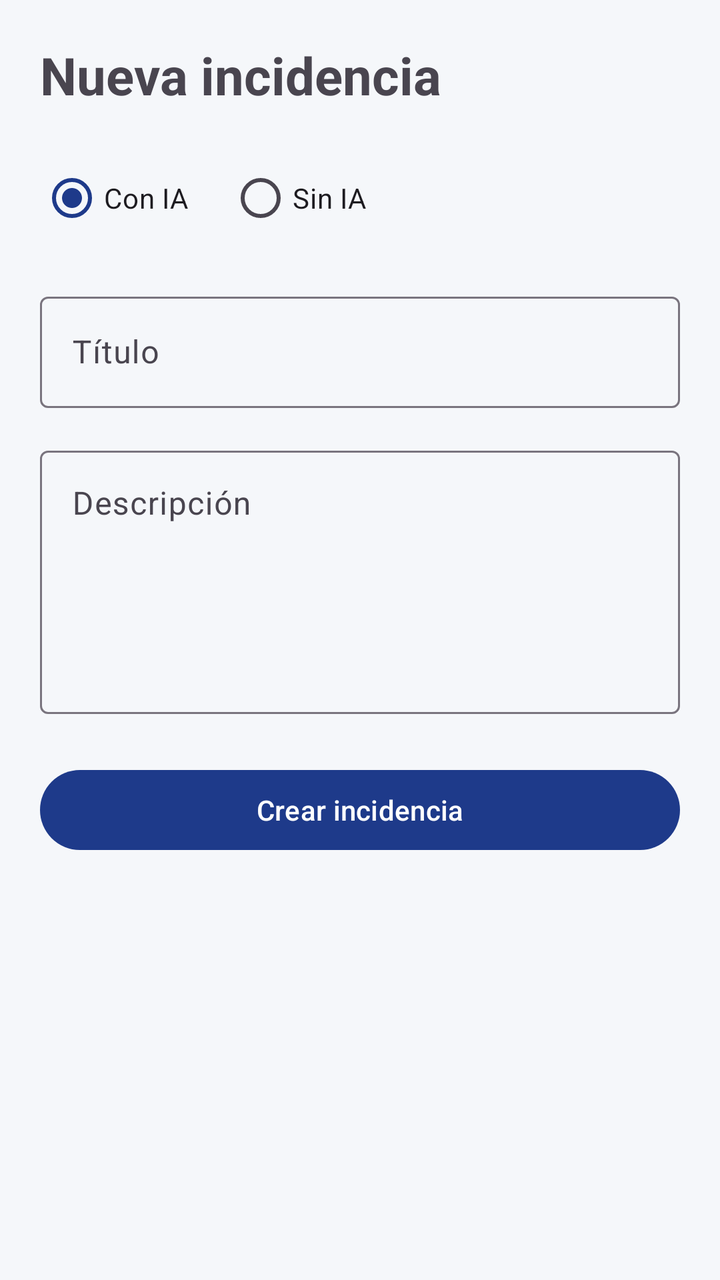
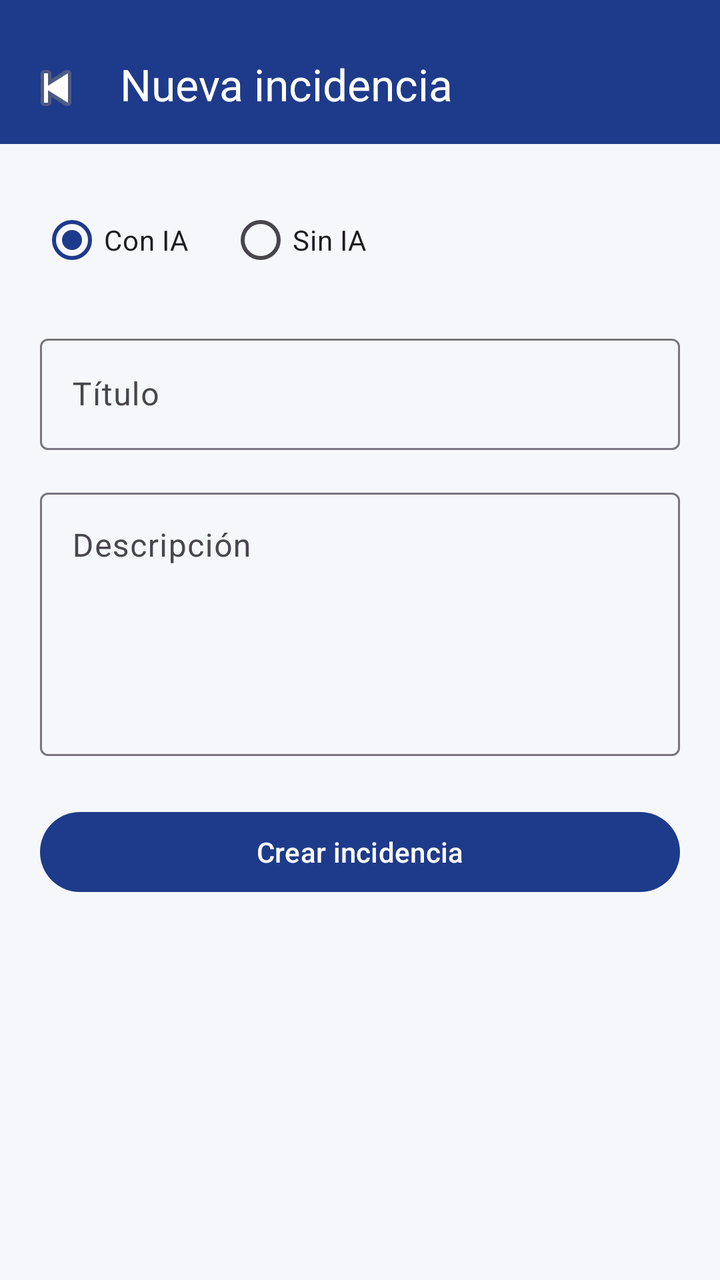

Two renders of the same Android screen: before a commit and after it. Below are the layout's source before the change and the commit's diff.
<!-- AndroidManifest.xml: application theme Theme.Tfgincidenciasfront -->
<!-- res/layout/activity_create_incident.xml -->
<?xml version="1.0" encoding="utf-8"?>
<ScrollView xmlns:android="http://schemas.android.com/apk/res/android"
    xmlns:app="http://schemas.android.com/apk/res-auto"
    android:layout_width="match_parent"
    android:layout_height="match_parent">

    <LinearLayout
        android:layout_width="match_parent"
        android:layout_height="wrap_content"
        android:orientation="vertical"
        android:padding="20dp">

        <TextView
            android:layout_width="wrap_content"
            android:layout_height="wrap_content"
            android:text="Nueva incidencia"
            android:textSize="26sp"
            android:textStyle="bold" />

        <RadioGroup
            android:id="@+id/rgMode"
            android:layout_width="match_parent"
            android:layout_height="wrap_content"
            android:layout_marginTop="20dp"
            android:orientation="horizontal">

            <RadioButton
                android:id="@+id/rbWithAi"
                android:layout_width="wrap_content"
                android:layout_height="wrap_content"
                android:checked="true"
                android:text="Con IA" />

            <RadioButton
                android:id="@+id/rbWithoutAi"
                android:layout_width="wrap_content"
                android:layout_height="wrap_content"
                android:layout_marginStart="20dp"
                android:text="Sin IA" />
        </RadioGroup>

        <com.google.android.material.textfield.TextInputLayout
            android:id="@+id/tilTitle"
            android:layout_width="match_parent"
            android:layout_height="wrap_content"
            android:layout_marginTop="20dp"
            android:hint="Título">

            <com.google.android.material.textfield.TextInputEditText
                android:id="@+id/etTitle"
                android:layout_width="match_parent"
                android:layout_height="wrap_content" />
        </com.google.android.material.textfield.TextInputLayout>

        <com.google.android.material.textfield.TextInputLayout
            android:id="@+id/tilDescription"
            android:layout_width="match_parent"
            android:layout_height="wrap_content"
            android:layout_marginTop="16dp"
            android:hint="Descripción">

            <com.google.android.material.textfield.TextInputEditText
                android:id="@+id/etDescription"
                android:layout_width="match_parent"
                android:layout_height="wrap_content"
                android:gravity="top"
                android:inputType="textMultiLine"
                android:minLines="5" />
        </com.google.android.material.textfield.TextInputLayout>

        <LinearLayout
            android:id="@+id/layoutManualFields"
            android:layout_width="match_parent"
            android:layout_height="wrap_content"
            android:layout_marginTop="16dp"
            android:orientation="vertical"
            android:visibility="gone">

            <TextView
                android:layout_width="wrap_content"
                android:layout_height="wrap_content"
                android:text="Categoría"
                android:textStyle="bold" />

            <Spinner
                android:id="@+id/spCategory"
                android:layout_width="match_parent"
                android:layout_height="wrap_content" />

            <TextView
                android:layout_width="wrap_content"
                android:layout_height="wrap_content"
                android:layout_marginTop="16dp"
                android:text="Prioridad"
                android:textStyle="bold" />

            <Spinner
                android:id="@+id/spPriority"
                android:layout_width="match_parent"
                android:layout_height="wrap_content" />

            <TextView
                android:layout_width="wrap_content"
                android:layout_height="wrap_content"
                android:layout_marginTop="16dp"
                android:text="Equipo"
                android:textStyle="bold" />

            <Spinner
                android:id="@+id/spTeam"
                android:layout_width="match_parent"
                android:layout_height="wrap_content" />
        </LinearLayout>

        <com.google.android.material.button.MaterialButton
            android:id="@+id/btnCreateIncident"
            android:layout_width="match_parent"
            android:layout_height="wrap_content"
            android:layout_marginTop="24dp"
            android:text="Crear incidencia" />

        <ProgressBar
            android:id="@+id/progressBar"
            android:layout_width="wrap_content"
            android:layout_height="wrap_content"
            android:layout_gravity="center_horizontal"
            android:layout_marginTop="16dp"
            android:visibility="gone" />

    </LinearLayout>
</ScrollView>
<!-- resources referenced by this layout -->
<resources>
  <style name="Theme.Tfgincidenciasfront" parent="Base.Theme.Tfgincidenciasfront" />
  <style name="Base.Theme.Tfgincidenciasfront" parent="Theme.Material3.DayNight.NoActionBar">
  
          
          <item name="colorPrimary">@color/primary</item>
          <item name="colorOnPrimary">@color/onPrimary</item>
  
          
          <item name="android:colorBackground">@color/background</item>
  
          
          <item name="colorSurface">@color/surface</item>
          <item name="colorOnSurface">@color/onSurface</item>
  
      </style>
  <color name="primary">#1E3A8A</color>
  <color name="onPrimary">#FFFFFF</color>
  <color name="background">#F5F7FA</color>
  <color name="surface">#FFFFFF</color>
  <color name="onSurface">#111827</color>
</resources>

<!-- the commit's change to res/layout/activity_create_incident.xml (unified diff, before → after) -->
@@ -1,131 +1,141 @@
 <?xml version="1.0" encoding="utf-8"?>
-<ScrollView xmlns:android="http://schemas.android.com/apk/res/android"
+<LinearLayout xmlns:android="http://schemas.android.com/apk/res/android"
     xmlns:app="http://schemas.android.com/apk/res-auto"
     android:layout_width="match_parent"
-    android:layout_height="match_parent">
+    android:layout_height="match_parent"
+    android:orientation="vertical">
 
-    <LinearLayout
+    <com.google.android.material.appbar.MaterialToolbar
+        android:id="@+id/toolbar"
         android:layout_width="match_parent"
-        android:layout_height="wrap_content"
-        android:orientation="vertical"
-        android:padding="20dp">
+        android:layout_height="72dp"
+        android:background="?attr/colorPrimary"
+        android:paddingTop="12dp"
+        app:navigationIcon="@android:drawable/ic_media_previous"
+        app:title="Nueva incidencia"
+        app:titleTextColor="@android:color/white" />
 
-        <TextView
-            android:layout_width="wrap_content"
-            android:layout_height="wrap_content"
-            android:text="Nueva incidencia"
-            android:textSize="26sp"
-            android:textStyle="bold" />
+    <ScrollView
+        android:layout_width="match_parent"
+        android:layout_height="match_parent">
 
-        <RadioGroup
-            android:id="@+id/rgMode"
+        <LinearLayout
             android:layout_width="match_parent"
             android:layout_height="wrap_content"
-            android:layout_marginTop="20dp"
-            android:orientation="horizontal">
+            android:orientation="vertical"
+            android:padding="20dp">
 
-            <RadioButton
-                android:id="@+id/rbWithAi"
+            <RadioGroup
+                android:id="@+id/rgMode"
+                android:layout_width="match_parent"
+                android:layout_height="wrap_content"
+                android:layout_marginTop="4dp"
+                android:orientation="horizontal">
+
+                <RadioButton
+                    android:id="@+id/rbWithAi"
+                    android:layout_width="wrap_content"
+                    android:layout_height="wrap_content"
+                    android:checked="true"
+                    android:text="Con IA" />
+
+                <RadioButton
+                    android:id="@+id/rbWithoutAi"
+                    android:layout_width="wrap_content"
+                    android:layout_height="wrap_content"
+                    android:layout_marginStart="20dp"
+                    android:text="Sin IA" />
+            </RadioGroup>
+
+            <com.google.android.material.textfield.TextInputLayout
+                android:id="@+id/tilTitle"
+                android:layout_width="match_parent"
+                android:layout_height="wrap_content"
+                android:layout_marginTop="20dp"
+                android:hint="Título">
+
+                <com.google.android.material.textfield.TextInputEditText
+                    android:id="@+id/etTitle"
+                    android:layout_width="match_parent"
+                    android:layout_height="wrap_content" />
+            </com.google.android.material.textfield.TextInputLayout>
+
+            <com.google.android.material.textfield.TextInputLayout
+                android:id="@+id/tilDescription"
+                android:layout_width="match_parent"
+                android:layout_height="wrap_content"
+                android:layout_marginTop="16dp"
+                android:hint="Descripción">
+
+                <com.google.android.material.textfield.TextInputEditText
+                    android:id="@+id/etDescription"
+                    android:layout_width="match_parent"
+                    android:layout_height="wrap_content"
+                    android:gravity="top"
+                    android:inputType="textMultiLine"
+                    android:minLines="5" />
+            </com.google.android.material.textfield.TextInputLayout>
+
+            <LinearLayout
+                android:id="@+id/layoutManualFields"
+                android:layout_width="match_parent"
+                android:layout_height="wrap_content"
+                android:layout_marginTop="16dp"
+                android:orientation="vertical"
+                android:visibility="gone">
+
+                <TextView
+                    android:layout_width="wrap_content"
+                    android:layout_height="wrap_content"
+                    android:text="Categoría"
+                    android:textStyle="bold" />
+
+                <Spinner
+                    android:id="@+id/spCategory"
+                    android:layout_width="match_parent"
+                    android:layout_height="wrap_content" />
+
+                <TextView
+                    android:layout_width="wrap_content"
+                    android:layout_height="wrap_content"
+                    android:layout_marginTop="16dp"
+                    android:text="Prioridad"
+                    android:textStyle="bold" />
+
+                <Spinner
+                    android:id="@+id/spPriority"
+                    android:layout_width="match_parent"
+                    android:layout_height="wrap_content" />
+
+                <TextView
+                    android:layout_width="wrap_content"
+                    android:layout_height="wrap_content"
+                    android:layout_marginTop="16dp"
+                    android:text="Equipo"
+                    android:textStyle="bold" />
+
+                <Spinner
+                    android:id="@+id/spTeam"
+                    android:layout_width="match_parent"
+                    android:layout_height="wrap_content" />
+            </LinearLayout>
+
+            <com.google.android.material.button.MaterialButton
+                android:id="@+id/btnCreateIncident"
+                android:layout_width="match_parent"
+                android:layout_height="wrap_content"
+                android:layout_marginTop="24dp"
+                android:text="Crear incidencia" />
+
+            <ProgressBar
+                android:id="@+id/progressBar"
                 android:layout_width="wrap_content"
                 android:layout_height="wrap_content"
-                android:checked="true"
-                android:text="Con IA" />
+                android:layout_gravity="center_horizontal"
+                android:layout_marginTop="16dp"
+                android:visibility="gone" />
 
-            <RadioButton
-                android:id="@+id/rbWithoutAi"
-                android:layout_width="wrap_content"
-                android:layout_height="wrap_content"
-                android:layout_marginStart="20dp"
-                android:text="Sin IA" />
-        </RadioGroup>
+        </LinearLayout>
+    </ScrollView>
 
-        <com.google.android.material.textfield.TextInputLayout
-            android:id="@+id/tilTitle"
-            android:layout_width="match_parent"
-            android:layout_height="wrap_content"
-            android:layout_marginTop="20dp"
-            android:hint="Título">
-
-            <com.google.android.material.textfield.TextInputEditText
-                android:id="@+id/etTitle"
-                android:layout_width="match_parent"
-                android:layout_height="wrap_content" />
-        </com.google.android.material.textfield.TextInputLayout>
-
-        <com.google.android.material.textfield.TextInputLayout
-            android:id="@+id/tilDescription"
-            android:layout_width="match_parent"
-            android:layout_height="wrap_content"
-            android:layout_marginTop="16dp"
-            android:hint="Descripción">
-
-            <com.google.android.material.textfield.TextInputEditText
-                android:id="@+id/etDescription"
-                android:layout_width="match_parent"
-                android:layout_height="wrap_content"
-                android:gravity="top"
-                android:inputType="textMultiLine"
-                android:minLines="5" />
-        </com.google.android.material.textfield.TextInputLayout>
-
-        <LinearLayout
-            android:id="@+id/layoutManualFields"
-            android:layout_width="match_parent"
-            android:layout_height="wrap_content"
-            android:layout_marginTop="16dp"
-            android:orientation="vertical"
-            android:visibility="gone">
-
-            <TextView
-                android:layout_width="wrap_content"
-                android:layout_height="wrap_content"
-                android:text="Categoría"
-                android:textStyle="bold" />
-
-            <Spinner
-                android:id="@+id/spCategory"
-                android:layout_width="match_parent"
-                android:layout_height="wrap_content" />
-
-            <TextView
-                android:layout_width="wrap_content"
-                android:layout_height="wrap_content"
-                android:layout_marginTop="16dp"
-                android:text="Prioridad"
-                android:textStyle="bold" />
-
-            <Spinner
-                android:id="@+id/spPriority"
-                android:layout_width="match_parent"
-                android:layout_height="wrap_content" />
-
-            <TextView
-                android:layout_width="wrap_content"
-                android:layout_height="wrap_content"
-                android:layout_marginTop="16dp"
-                android:text="Equipo"
-                android:textStyle="bold" />
-
-            <Spinner
-                android:id="@+id/spTeam"
-                android:layout_width="match_parent"
-                android:layout_height="wrap_content" />
-        </LinearLayout>
-
-        <com.google.android.material.button.MaterialButton
-            android:id="@+id/btnCreateIncident"
-            android:layout_width="match_parent"
-            android:layout_height="wrap_content"
-            android:layout_marginTop="24dp"
-            android:text="Crear incidencia" />
-
-        <ProgressBar
-            android:id="@+id/progressBar"
-            android:layout_width="wrap_content"
-            android:layout_height="wrap_content"
-            android:layout_gravity="center_horizontal"
-            android:layout_marginTop="16dp"
-            android:visibility="gone" />
-
-    </LinearLayout>
-</ScrollView>
+</LinearLayout>
